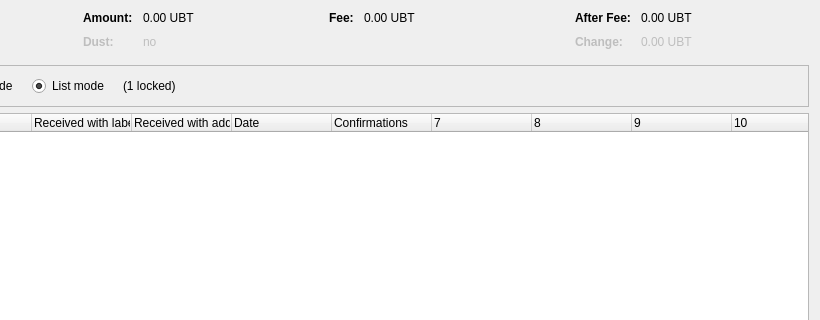
This is src/qt/forms/coincontroldialog.ui in mrestevez/BitcoinTransfer as Qt 5 draws it before an edit; both pictures show x 180 to 1000 and y 0 to 320 of the 1000 by 500 pixel window. The edited form follows.
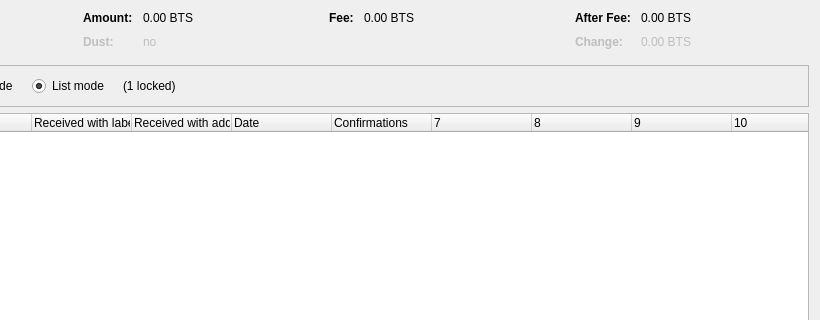
This is the edited form. Custom widgets are drawn as their Qt base class.

What changed in the file:
```diff
--- a/src/qt/forms/coincontroldialog.ui
+++ b/src/qt/forms/coincontroldialog.ui
@@ -132,7 +132,7 @@
           <enum>Qt::ActionsContextMenu</enum>
          </property>
          <property name="text">
-          <string notr="true">0.00 UBT</string>
+          <string notr="true">0.00 BTS</string>
          </property>
          <property name="textInteractionFlags">
           <set>Qt::LinksAccessibleByMouse|Qt::TextSelectableByKeyboard|Qt::TextSelectableByMouse</set>
@@ -212,7 +212,7 @@
           <enum>Qt::ActionsContextMenu</enum>
          </property>
          <property name="text">
-          <string notr="true">0.00 UBT</string>
+          <string notr="true">0.00 BTS</string>
          </property>
          <property name="textInteractionFlags">
           <set>Qt::LinksAccessibleByMouse|Qt::TextSelectableByKeyboard|Qt::TextSelectableByMouse</set>
@@ -257,7 +257,7 @@
           <enum>Qt::ActionsContextMenu</enum>
          </property>
          <property name="text">
-          <string notr="true">0.00 UBT</string>
+          <string notr="true">0.00 BTS</string>
          </property>
          <property name="textInteractionFlags">
           <set>Qt::LinksAccessibleByMouse|Qt::TextSelectableByKeyboard|Qt::TextSelectableByMouse</set>
@@ -292,7 +292,7 @@
           <enum>Qt::ActionsContextMenu</enum>
          </property>
          <property name="text">
-          <string notr="true">0.00 UBT</string>
+          <string notr="true">0.00 BTS</string>
          </property>
          <property name="textInteractionFlags">
           <set>Qt::LinksAccessibleByMouse|Qt::TextSelectableByKeyboard|Qt::TextSelectableByMouse</set>
```
